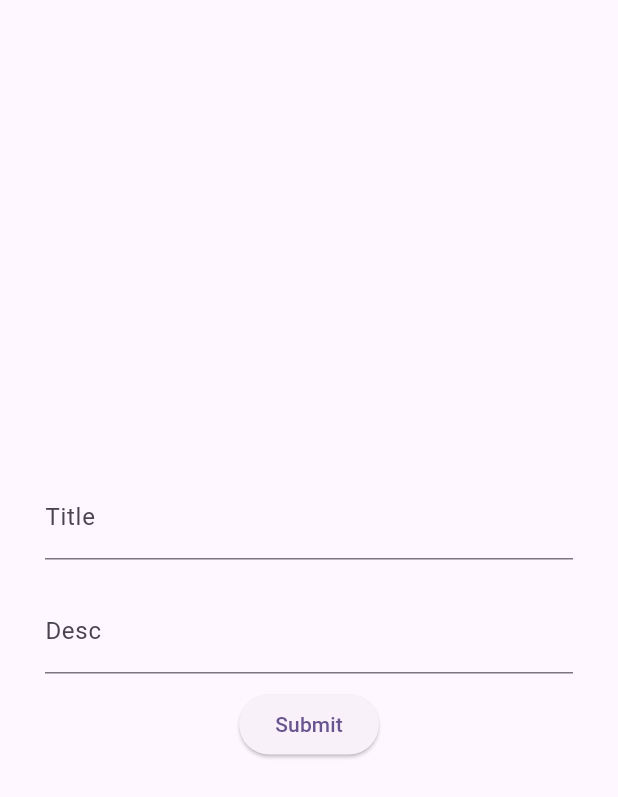
After one commit to Abdallah504/onlinenew, a Flutter app: the screen it shows after launch, after a tap on the "add" icon, on a phone screen of 412 x 824 dp. The commit adds this screen. Shown: the top 797 px of the screen. Run offline on Flutter 3.47's test engine with Material 3 defaults, Android fonts, the phone set to English and light mode, and no system bars; our stand-ins replace cloud_firestore, firebase_core, firebase_messaging, flutter_local_notifications, image_picker, supabase_flutter; accounts and stored records are empty.

Commit message:
note app firebase + notifications

```diff
--- /dev/null
+++ b/lib/logic/fire-provider.dart
@@ -0,0 +1,55 @@
+
+import 'package:cloud_firestore/cloud_firestore.dart';
+import 'package:flutter/material.dart';
+import 'package:onlinenew/model/note-model.dart';
+
+class FireProvider extends ChangeNotifier{
+final FirebaseFirestore firestore = FirebaseFirestore.instance;
+
+List<NoteModel> Notes = [];
+
+Future<void>addNote({required String title,required String desc,context})async{
+  if( title.isNotEmpty && desc.isNotEmpty){
+    Map<String,dynamic> data ={
+      'title':title,
+      'desc':desc
+    };
+    await firestore.collection('notes').doc(DateTime.now().toString()).set(data).then((v){
+      fetchingData();
+      notifyListeners();
+    });
+    //     .add(data).then((v){
+    //   fetchingData();
+    //   notifyListeners();
+    // });
+    notifyListeners();
+  }else{
+    ScaffoldMessenger.of(context).showSnackBar(SnackBar(content: Text('PLease fill the needed data')));
+  }
+  notifyListeners();
+}
+
+Future<List<NoteModel>>fetchingData()async{
+  Notes = [];
+  try{
+    QuerySnapshot snapshot = await firestore.collection('notes').get();
+    notifyListeners();
+    List<NoteModel> items = snapshot.docs.map((doc){
+      return NoteModel.fromFirestore(doc);
+    }).toList();
+    Notes = items;
+    notifyListeners();
+    return Notes;
+
+  }catch(e){
+    print(e);
+    notifyListeners();
+    return [];
+  }
+
+}
+
+
+
+
+}
--- a/lib/main.dart
+++ b/lib/main.dart
@@ -1,8 +1,10 @@
 import 'package:firebase_core/firebase_core.dart';
 import 'package:flutter/material.dart';
 import 'package:onlinenew/api/firebase-api.dart';
+import 'package:onlinenew/logic/fire-provider.dart';
 import 'package:onlinenew/logic/main-app-provider.dart';
 import 'package:onlinenew/screens/home-screen.dart';
+import 'package:onlinenew/screens/noteScreens/note-list.dart';
 import 'package:onlinenew/screens/notify-screen.dart';
 import 'package:provider/provider.dart';
 import 'package:supabase_flutter/supabase_flutter.dart';
@@ -32,7 +34,8 @@ class MyApp extends StatelessWidget {
 
     return MultiProvider(
       providers: [
-        ChangeNotifierProvider(create: (context)=>MainAppProvider()..getAllImages())
+        ChangeNotifierProvider(create: (context)=>MainAppProvider()..getAllImages()),
+        ChangeNotifierProvider(create: (context)=>FireProvider()..fetchingData())
       ],
     child:  MaterialApp(
       title: 'Flutter Demo',
@@ -41,7 +44,7 @@ class MyApp extends StatelessWidget {
         colorScheme: ColorScheme.fromSeed(seedColor: Colors.deepPurple),
         useMaterial3: true,
       ),
-      home: HomeScreen(),
+      home: NoteList(),
       navigatorKey: navigatorKey,
       routes: {
         NotifyScreen.route:(context)=> NotifyScreen()
--- /dev/null
+++ b/lib/model/note-model.dart
@@ -0,0 +1,17 @@
+import 'package:cloud_firestore/cloud_firestore.dart';
+
+class NoteModel{
+  final String id;
+  final String title;
+  final String desc;
+
+  NoteModel({required this.id,required this.title , required this.desc});
+
+  factory NoteModel.fromFirestore(DocumentSnapshot doc){
+    Map<String,dynamic> data = doc.data() as Map<String,dynamic>;
+    return NoteModel(
+        id: doc.id,
+        title: data['title'],
+        desc: data['desc']);
+  }
+}
--- /dev/null
+++ b/lib/screens/noteScreens/add-note.dart
@@ -0,0 +1,56 @@
+import 'package:flutter/material.dart';
+import 'package:onlinenew/logic/fire-provider.dart';
+import 'package:provider/provider.dart';
+
+class AddNote extends StatefulWidget {
+  const AddNote({super.key});
+
+  @override
+  State<AddNote> createState() => _AddNoteState();
+}
+
+class _AddNoteState extends State<AddNote> {
+  TextEditingController _titleController = TextEditingController();
+  TextEditingController _descController = TextEditingController();
+  @override
+  Widget build(BuildContext context) {
+    return Consumer<FireProvider>(
+        builder: (context,provider,_){
+          return Scaffold(
+            body: Center(
+              child: Padding(
+                padding: EdgeInsets.symmetric(horizontal: 30),
+                child: Column(
+                  mainAxisAlignment: MainAxisAlignment.center,
+                  crossAxisAlignment: CrossAxisAlignment.center,
+                  children: [
+                    TextField(
+                      controller: _titleController,
+                      decoration: InputDecoration(
+                        hintText: 'Title',
+                        labelText: 'Title'
+                      ),
+                    ),
+                    SizedBox(height: 20,),
+                    TextField(
+                      controller: _descController,
+                      decoration: InputDecoration(
+                          hintText: 'Desc',
+                          labelText: 'Desc'
+                      ),
+                    ),
+                    SizedBox(height: 10,),
+                    ElevatedButton(onPressed: (){
+                      provider.addNote(title: _titleController.text, desc: _descController.text,context: context).then((v){
+                        Navigator.pop(context);
+                      });
+                    },
+                        child: Text('Submit'))
+                  ],
+                ),
+              ),
+            ),
+          );
+        });
+  }
+}
--- /dev/null
+++ b/lib/screens/noteScreens/note-list.dart
@@ -0,0 +1,52 @@
+import 'package:flutter/material.dart';
+import 'package:onlinenew/logic/fire-provider.dart';
+import 'package:onlinenew/screens/noteScreens/add-note.dart';
+import 'package:provider/provider.dart';
+
+class NoteList extends StatefulWidget {
+  const NoteList({super.key});
+
+  @override
+  State<NoteList> createState() => _NoteListState();
+}
+
+class _NoteListState extends State<NoteList> {
+  @override
+  Widget build(BuildContext context) {
+    return Consumer<FireProvider>(
+        builder: (context ,provider, _){
+          return Scaffold(
+            floatingActionButton: FloatingActionButton(
+              backgroundColor: Colors.black,
+              child: Icon(Icons.add,color: Colors.white,),
+              onPressed: (){
+                Navigator.push(context, MaterialPageRoute(builder: (context)=>AddNote()));
+              },
+            ),
+            appBar: AppBar(
+              title: Text('Note App'),
+            ),
+            body:provider.Notes!=[]? SingleChildScrollView(
+              child: ListView.builder(
+                physics: BouncingScrollPhysics(),
+                shrinkWrap: true,
+                itemCount: provider.Notes.length,
+                  itemBuilder: (context,index){
+                    return ListTile(
+                      title: Text(provider.Notes[index].title,style: TextStyle(color: Colors.black),),
+                      subtitle: Text(provider.Notes[index].desc,style: TextStyle(color: Colors.black),),
+                      trailing: IconButton(onPressed: (){
+                        print(provider.Notes[index].id);
+                         provider.firestore.collection('notes').doc(provider.Notes[index].id).delete().then((v){
+                           provider.fetchingData();
+                         });
+                      },icon: Icon(Icons.delete,color: Colors.red,),),
+                    );
+                  }),
+            ):Center(
+              child: CircularProgressIndicator(color: Colors.orange,),
+            ),
+          );
+        });
+  }
+}
--- a/pubspec.yaml
+++ b/pubspec.yaml
@@ -41,6 +41,7 @@ dependencies:
   firebase_core: ^3.10.1
   firebase_messaging: ^15.2.1
   flutter_local_notifications: ^18.0.1
+  cloud_firestore: ^5.6.2
 
 dev_dependencies:
   flutter_test:
```
Also changed, not shown: pubspec.lock, 3 other files.
